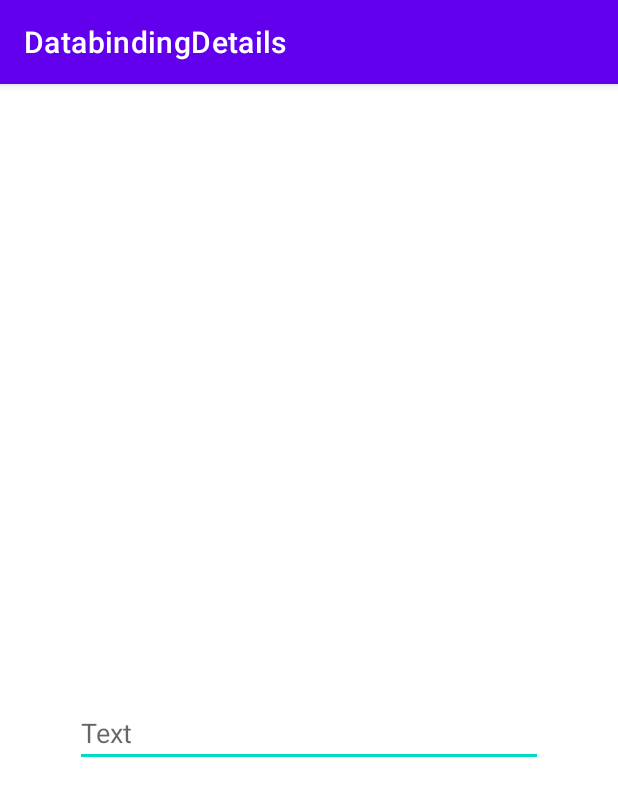
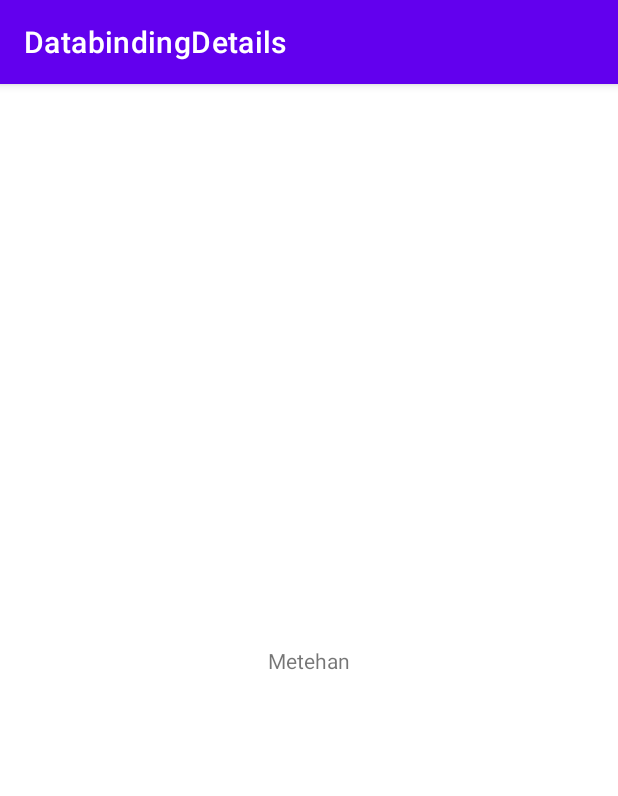
Before and after one commit to metehanbolatt/DatabindingDetails, an Android app: the screen it shows after launch (MainActivity), on a phone screen of 412 x 824 dp. Shown: the top 796 px of the screen. Run offline under Robolectric (Android 15) with nearby library versions, the phone set to English and light mode, and no system bars; our stand-ins replace data binding.

Commit message:
Include TextView in xml(layout) file with data binding

```diff
--- a/app/src/main/java/com/metehanbolat/databindingdetails/MainActivity.kt
+++ b/app/src/main/java/com/metehanbolat/databindingdetails/MainActivity.kt
@@ -11,27 +11,14 @@ class MainActivity : AppCompatActivity() {
 
     private lateinit var binding: ActivityMainBinding
 
-    private lateinit var myViewModel: MyViewModel
-
     override fun onCreate(savedInstanceState: Bundle?) {
         super.onCreate(savedInstanceState)
         binding = ActivityMainBinding.inflate(layoutInflater)
         val view = binding.root
         setContentView(view)
 
-        myViewModel = ViewModelProvider(this)[MyViewModel::class.java]
-
-        binding.viewModel = myViewModel
-        binding.lifecycleOwner = this
-
-        binding.editText.addTextChangedListener(object : TextWatcher {
-            override fun beforeTextChanged(p0: CharSequence?, p1: Int, p2: Int, p3: Int) {}
-            override fun onTextChanged(char: CharSequence?, p1: Int, p2: Int, p3: Int) {
-                myViewModel.setMessage(char.toString())
-            }
-            override fun afterTextChanged(p0: Editable?) {}
-
-        })
+        val user = User("Metehan", "Bolat", 23, true)
+        binding.user = user
 
     }
 }
--- a/app/src/main/res/layout/activity_main.xml
+++ b/app/src/main/res/layout/activity_main.xml
@@ -1,16 +1,14 @@
 <?xml version="1.0" encoding="utf-8"?>
-<layout xmlns:android="http://schemas.android.com/apk/res/android"
+<layout
+    xmlns:android="http://schemas.android.com/apk/res/android"
     xmlns:app="http://schemas.android.com/apk/res-auto"
+    xmlns:bind="http://schemas.android.com/apk/res-auto"
     xmlns:tools="http://schemas.android.com/tools">
 
     <data>
-        <import type="android.graphics.drawable.Drawable" />
         <variable
-            name="drawable"
-            type="Drawable" />
-        <variable
-            name="viewModel"
-            type="com.metehanbolat.databindingdetails.MyViewModel" />
+            name="user"
+            type="com.metehanbolat.databindingdetails.User" />
     </data>
 
     <androidx.constraintlayout.widget.ConstraintLayout
@@ -18,28 +16,16 @@
         android:layout_height="match_parent"
         tools:context=".MainActivity">
 
-        <TextView
-            android:id="@+id/textView"
+        <include
+            android:id="@+id/include"
+            layout="@layout/content_layout"
             android:layout_width="wrap_content"
             android:layout_height="wrap_content"
-            android:text="@{viewModel.message}"
+            bind:myUser="@{user}"
             app:layout_constraintBottom_toBottomOf="parent"
-            app:layout_constraintLeft_toLeftOf="parent"
-            app:layout_constraintRight_toRightOf="parent"
+            app:layout_constraintEnd_toEndOf="parent"
+            app:layout_constraintStart_toStartOf="parent"
             app:layout_constraintTop_toTopOf="parent" />
-
-
-        <EditText
-            android:id="@+id/editText"
-            android:layout_width="match_parent"
-            android:layout_height="wrap_content"
-            android:layout_marginTop="16dp"
-            android:layout_marginStart="50dp"
-            android:layout_marginEnd="50dp"
-            android:hint="Text"
-            app:layout_constraintStart_toStartOf="@id/textView"
-            app:layout_constraintEnd_toEndOf="@id/textView"
-            app:layout_constraintTop_toBottomOf="@id/textView" />
 
     </androidx.constraintlayout.widget.ConstraintLayout>
 </layout>
--- /dev/null
+++ b/app/src/main/res/layout/content_layout.xml
@@ -0,0 +1,18 @@
+<?xml version="1.0" encoding="utf-8"?>
+<layout xmlns:android="http://schemas.android.com/apk/res/android"
+    xmlns:tools="http://schemas.android.com/tools">
+
+    <data>
+        <variable
+            name="myUser"
+            type="com.metehanbolat.databindingdetails.User" />
+    </data>
+
+    <TextView
+        android:id="@+id/textView"
+        android:layout_width="wrap_content"
+        android:layout_height="wrap_content"
+        android:text="@{myUser.firstName}"
+        tools:layout_editor_absoluteX="228dp"
+        tools:layout_editor_absoluteY="120dp" />
+</layout>
```
